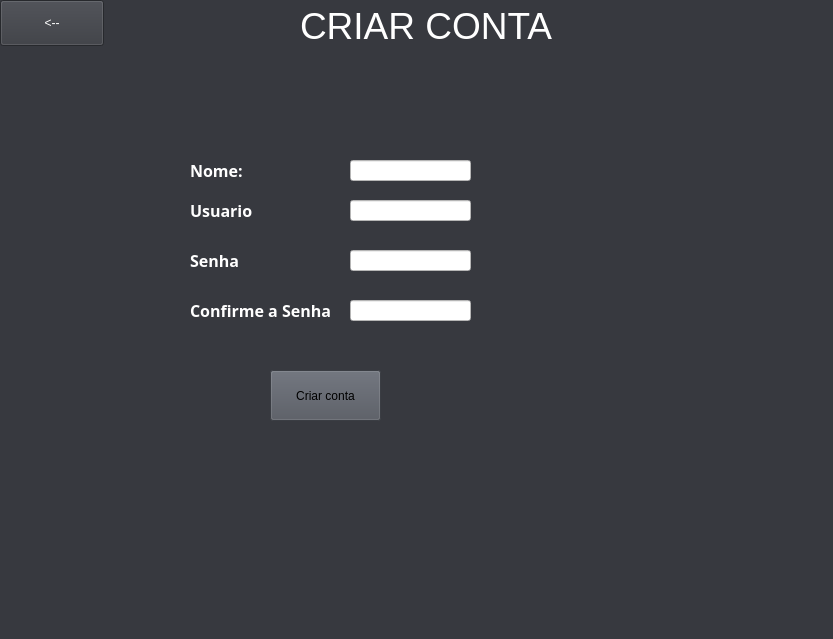
First picture: the form in SYSTEM CONTROL/Orçamento/usuario.ui, repository victorkok/OPE-Oficina-Mecanica, before the edit.
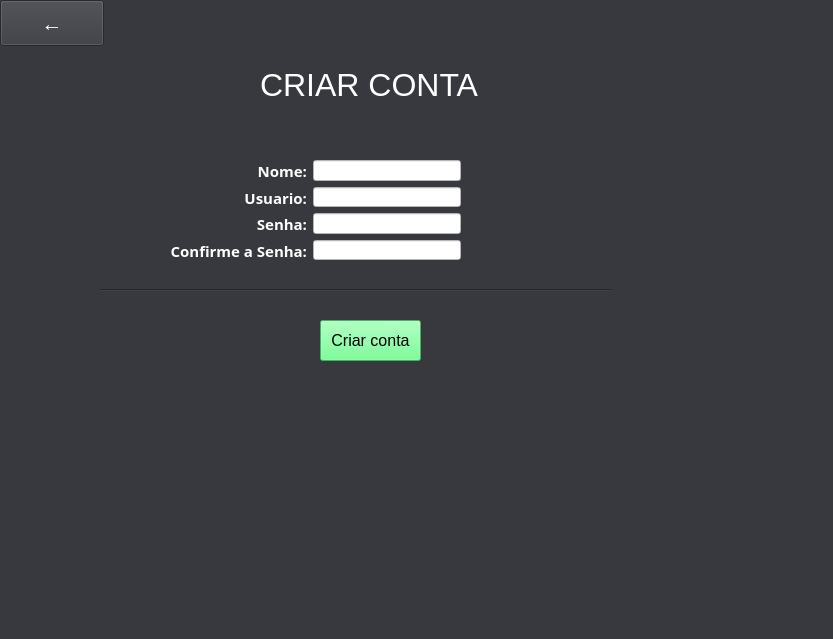
Second picture: the form after the edit.

```diff
--- a/SYSTEM CONTROL/Orçamento/usuario.ui
+++ b/SYSTEM CONTROL/Orçamento/usuario.ui
@@ -20,9 +20,9 @@
    <widget class="QLabel" name="label_3">
     <property name="geometry">
      <rect>
-      <x>300</x>
-      <y>0</y>
-      <width>341</width>
+      <x>260</x>
+      <y>60</y>
+      <width>231</width>
       <height>51</height>
      </rect>
     </property>
@@ -35,241 +35,25 @@
      <string notr="true">color: rgb(255, 255, 255);</string>
     </property>
     <property name="text">
-     <string>CRIAR CONTA</string>
-    </property>
-   </widget>
-   <widget class="QLineEdit" name="nome">
-    <property name="geometry">
-     <rect>
-      <x>350</x>
-      <y>160</y>
-      <width>121</width>
-      <height>21</height>
-     </rect>
-    </property>
-    <property name="styleSheet">
-     <string notr="true">background-color: rgb(255, 255, 255);</string>
-    </property>
-    <property name="maxLength">
-     <number>20</number>
-    </property>
-   </widget>
-   <widget class="QLabel" name="Produto_2">
-    <property name="enabled">
-     <bool>true</bool>
-    </property>
-    <property name="geometry">
-     <rect>
-      <x>190</x>
-      <y>200</y>
-      <width>141</width>
-      <height>21</height>
-     </rect>
-    </property>
-    <property name="font">
-     <font>
-      <family>Gotham</family>
-      <pointsize>12</pointsize>
-      <weight>75</weight>
-      <italic>false</italic>
-      <bold>true</bold>
-     </font>
-    </property>
-    <property name="statusTip">
-     <string/>
-    </property>
-    <property name="autoFillBackground">
-     <bool>false</bool>
-    </property>
-    <property name="styleSheet">
-     <string notr="true">color: rgb(255, 255, 255);</string>
-    </property>
-    <property name="text">
-     <string>Usuario</string>
-    </property>
-    <property name="textFormat">
-     <enum>Qt::AutoText</enum>
-    </property>
-   </widget>
-   <widget class="QLabel" name="Produto">
-    <property name="enabled">
-     <bool>true</bool>
-    </property>
-    <property name="geometry">
-     <rect>
-      <x>190</x>
-      <y>160</y>
-      <width>81</width>
-      <height>21</height>
-     </rect>
-    </property>
-    <property name="font">
-     <font>
-      <family>Gotham</family>
-      <pointsize>12</pointsize>
-      <weight>75</weight>
-      <italic>false</italic>
-      <bold>true</bold>
-     </font>
-    </property>
-    <property name="statusTip">
-     <string/>
-    </property>
-    <property name="autoFillBackground">
-     <bool>false</bool>
-    </property>
-    <property name="styleSheet">
-     <string notr="true">color: rgb(255, 255, 255);</string>
-    </property>
-    <property name="text">
-     <string>Nome:</string>
-    </property>
-    <property name="textFormat">
-     <enum>Qt::AutoText</enum>
-    </property>
-   </widget>
-   <widget class="QLineEdit" name="usuario">
-    <property name="geometry">
-     <rect>
-      <x>350</x>
-      <y>200</y>
-      <width>121</width>
-      <height>21</height>
-     </rect>
-    </property>
-    <property name="styleSheet">
-     <string notr="true">background-color: rgb(255, 255, 255);</string>
-    </property>
-    <property name="maxLength">
-     <number>30</number>
-    </property>
-    <property name="echoMode">
-     <enum>QLineEdit::Normal</enum>
-    </property>
-   </widget>
-   <widget class="QLabel" name="Produto_3">
-    <property name="enabled">
-     <bool>true</bool>
-    </property>
-    <property name="geometry">
-     <rect>
-      <x>190</x>
-      <y>250</y>
-      <width>151</width>
-      <height>21</height>
-     </rect>
-    </property>
-    <property name="font">
-     <font>
-      <family>Gotham</family>
-      <pointsize>12</pointsize>
-      <weight>75</weight>
-      <italic>false</italic>
-      <bold>true</bold>
-     </font>
-    </property>
-    <property name="statusTip">
-     <string/>
-    </property>
-    <property name="autoFillBackground">
-     <bool>false</bool>
-    </property>
-    <property name="styleSheet">
-     <string notr="true">color: rgb(255, 255, 255);</string>
-    </property>
-    <property name="text">
-     <string>Senha</string>
-    </property>
-    <property name="textFormat">
-     <enum>Qt::AutoText</enum>
-    </property>
-   </widget>
-   <widget class="QLineEdit" name="senha">
-    <property name="geometry">
-     <rect>
-      <x>350</x>
-      <y>250</y>
-      <width>121</width>
-      <height>21</height>
-     </rect>
-    </property>
-    <property name="styleSheet">
-     <string notr="true">background-color: rgb(255, 255, 255);</string>
-    </property>
-    <property name="maxLength">
-     <number>30</number>
-    </property>
-    <property name="echoMode">
-     <enum>QLineEdit::Password</enum>
-    </property>
-   </widget>
-   <widget class="QLabel" name="Produto_4">
-    <property name="enabled">
-     <bool>true</bool>
-    </property>
-    <property name="geometry">
-     <rect>
-      <x>190</x>
-      <y>300</y>
-      <width>151</width>
-      <height>21</height>
-     </rect>
-    </property>
-    <property name="font">
-     <font>
-      <family>Gotham</family>
-      <pointsize>12</pointsize>
-      <weight>75</weight>
-      <italic>false</italic>
-      <bold>true</bold>
-     </font>
-    </property>
-    <property name="statusTip">
-     <string/>
-    </property>
-    <property name="autoFillBackground">
-     <bool>false</bool>
-    </property>
-    <property name="styleSheet">
-     <string notr="true">color: rgb(255, 255, 255);</string>
-    </property>
-    <property name="text">
-     <string>Confirme a Senha</string>
-    </property>
-    <property name="textFormat">
-     <enum>Qt::AutoText</enum>
-    </property>
-   </widget>
-   <widget class="QLineEdit" name="senhac">
-    <property name="geometry">
-     <rect>
-      <x>350</x>
-      <y>300</y>
-      <width>121</width>
-      <height>21</height>
-     </rect>
-    </property>
-    <property name="styleSheet">
-     <string notr="true">background-color: rgb(255, 255, 255);</string>
-    </property>
-    <property name="maxLength">
-     <number>30</number>
-    </property>
-    <property name="echoMode">
-     <enum>QLineEdit::Password</enum>
+     <string>&lt;html&gt;&lt;head/&gt;&lt;body&gt;&lt;p&gt;&lt;span style=&quot; font-size:24pt; color:#ffffff;&quot;&gt;CRIAR CONTA&lt;/span&gt;&lt;/p&gt;&lt;/body&gt;&lt;/html&gt;</string>
     </property>
    </widget>
    <widget class="QPushButton" name="button">
     <property name="geometry">
      <rect>
-      <x>270</x>
-      <y>370</y>
-      <width>111</width>
-      <height>51</height>
+      <x>320</x>
+      <y>320</y>
+      <width>101</width>
+      <height>41</height>
      </rect>
     </property>
+    <property name="font">
+     <font>
+      <pointsize>12</pointsize>
+     </font>
+    </property>
     <property name="styleSheet">
-     <string notr="true">background-color: rgb(81, 85, 94);</string>
+     <string notr="true">background-color: rgb(85, 255, 127);</string>
     </property>
     <property name="text">
      <string>Criar conta</string>
@@ -278,8 +62,8 @@
    <widget class="QLabel" name="label">
     <property name="geometry">
      <rect>
-      <x>220</x>
-      <y>340</y>
+      <x>140</x>
+      <y>280</y>
       <width>251</width>
       <height>16</height>
      </rect>
@@ -308,16 +92,239 @@
     </property>
     <property name="font">
      <font>
-      <pointsize>9</pointsize>
+      <pointsize>16</pointsize>
      </font>
     </property>
     <property name="styleSheet">
-     <string notr="true">color: rgb(255, 255, 255);</string>
+     <string notr="true">color: rgb(255, 255, 255);
+color: rgb(255, 255, 255);</string>
     </property>
     <property name="text">
-     <string>&lt;--</string>
+     <string>←</string>
     </property>
    </widget>
+   <widget class="Line" name="line">
+    <property name="geometry">
+     <rect>
+      <x>100</x>
+      <y>280</y>
+      <width>511</width>
+      <height>20</height>
+     </rect>
+    </property>
+    <property name="orientation">
+     <enum>Qt::Horizontal</enum>
+    </property>
+   </widget>
+   <widget class="QWidget" name="layoutWidget">
+    <property name="geometry">
+     <rect>
+      <x>170</x>
+      <y>160</y>
+      <width>291</width>
+      <height>100</height>
+     </rect>
+    </property>
+    <layout class="QGridLayout" name="gridLayout">
+     <item row="0" column="0">
+      <widget class="QLabel" name="Produto">
+       <property name="enabled">
+        <bool>true</bool>
+       </property>
+       <property name="font">
+        <font>
+         <family>Gotham</family>
+         <pointsize>12</pointsize>
+         <weight>75</weight>
+         <italic>false</italic>
+         <bold>true</bold>
+        </font>
+       </property>
+       <property name="statusTip">
+        <string/>
+       </property>
+       <property name="autoFillBackground">
+        <bool>false</bool>
+       </property>
+       <property name="styleSheet">
+        <string notr="true">color: rgb(255, 255, 255);</string>
+       </property>
+       <property name="frameShape">
+        <enum>QFrame::NoFrame</enum>
+       </property>
+       <property name="frameShadow">
+        <enum>QFrame::Sunken</enum>
+       </property>
+       <property name="text">
+        <string>&lt;html&gt;&lt;head/&gt;&lt;body&gt;&lt;p align=&quot;right&quot;&gt;&lt;span style=&quot; font-size:11pt;&quot;&gt;Nome:&lt;/span&gt;&lt;/p&gt;&lt;/body&gt;&lt;/html&gt;</string>
+       </property>
+       <property name="textFormat">
+        <enum>Qt::AutoText</enum>
+       </property>
+      </widget>
+     </item>
+     <item row="0" column="1">
+      <widget class="QLineEdit" name="nome">
+       <property name="styleSheet">
+        <string notr="true">background-color: rgb(255, 255, 255);</string>
+       </property>
+       <property name="maxLength">
+        <number>20</number>
+       </property>
+      </widget>
+     </item>
+     <item row="1" column="0">
+      <widget class="QLabel" name="Produto_2">
+       <property name="enabled">
+        <bool>true</bool>
+       </property>
+       <property name="font">
+        <font>
+         <family>Gotham</family>
+         <pointsize>12</pointsize>
+         <weight>75</weight>
+         <italic>false</italic>
+         <bold>true</bold>
+        </font>
+       </property>
+       <property name="statusTip">
+        <string/>
+       </property>
+       <property name="autoFillBackground">
+        <bool>false</bool>
+       </property>
+       <property name="styleSheet">
+        <string notr="true">color: rgb(255, 255, 255);</string>
+       </property>
+       <property name="frameShape">
+        <enum>QFrame::NoFrame</enum>
+       </property>
+       <property name="frameShadow">
+        <enum>QFrame::Sunken</enum>
+       </property>
+       <property name="text">
+        <string>&lt;html&gt;&lt;head/&gt;&lt;body&gt;&lt;p align=&quot;right&quot;&gt;&lt;span style=&quot; font-size:11pt;&quot;&gt;Usuario:&lt;/span&gt;&lt;/p&gt;&lt;/body&gt;&lt;/html&gt;</string>
+       </property>
+       <property name="textFormat">
+        <enum>Qt::AutoText</enum>
+       </property>
+      </widget>
+     </item>
+     <item row="1" column="1">
+      <widget class="QLineEdit" name="usuario">
+       <property name="styleSheet">
+        <string notr="true">background-color: rgb(255, 255, 255);</string>
+       </property>
+       <property name="maxLength">
+        <number>30</number>
+       </property>
+       <property name="echoMode">
+        <enum>QLineEdit::Normal</enum>
+       </property>
+      </widget>
+     </item>
+     <item row="2" column="0">
+      <widget class="QLabel" name="Produto_3">
+       <property name="enabled">
+        <bool>true</bool>
+       </property>
+       <property name="font">
+        <font>
+         <family>Gotham</family>
+         <pointsize>12</pointsize>
+         <weight>75</weight>
+         <italic>false</italic>
+         <bold>true</bold>
+        </font>
+       </property>
+       <property name="statusTip">
+        <string/>
+       </property>
+       <property name="autoFillBackground">
+        <bool>false</bool>
+       </property>
+       <property name="styleSheet">
+        <string notr="true">color: rgb(255, 255, 255);</string>
+       </property>
+       <property name="frameShape">
+        <enum>QFrame::NoFrame</enum>
+       </property>
+       <property name="frameShadow">
+        <enum>QFrame::Plain</enum>
+       </property>
+       <property name="text">
+        <string>&lt;html&gt;&lt;head/&gt;&lt;body&gt;&lt;p align=&quot;right&quot;&gt;&lt;span style=&quot; font-size:11pt;&quot;&gt;Senha:&lt;/span&gt;&lt;/p&gt;&lt;/body&gt;&lt;/html&gt;</string>
+       </property>
+       <property name="textFormat">
+        <enum>Qt::AutoText</enum>
+       </property>
+      </widget>
+     </item>
+     <item row="2" column="1">
+      <widget class="QLineEdit" name="senha">
+       <property name="styleSheet">
+        <string notr="true">background-color: rgb(255, 255, 255);</string>
+       </property>
+       <property name="maxLength">
+        <number>30</number>
+       </property>
+       <property name="echoMode">
+        <enum>QLineEdit::Password</enum>
+       </property>
+      </widget>
+     </item>
+     <item row="3" column="0">
+      <widget class="QLabel" name="Produto_4">
+       <property name="enabled">
+        <bool>true</bool>
+       </property>
+       <property name="font">
+        <font>
+         <family>Gotham</family>
+         <pointsize>12</pointsize>
+         <weight>75</weight>
+         <italic>false</italic>
+         <bold>true</bold>
+        </font>
+       </property>
+       <property name="statusTip">
+        <string/>
+       </property>
+       <property name="autoFillBackground">
+        <bool>false</bool>
+       </property>
+       <property name="styleSheet">
+        <string notr="true">color: rgb(255, 255, 255);</string>
+       </property>
+       <property name="frameShape">
+        <enum>QFrame::NoFrame</enum>
+       </property>
+       <property name="frameShadow">
+        <enum>QFrame::Sunken</enum>
+       </property>
+       <property name="text">
+        <string>&lt;html&gt;&lt;head/&gt;&lt;body&gt;&lt;p align=&quot;right&quot;&gt;&lt;span style=&quot; font-size:11pt;&quot;&gt;Confirme a Senha:&lt;/span&gt;&lt;/p&gt;&lt;/body&gt;&lt;/html&gt;</string>
+       </property>
+       <property name="textFormat">
+        <enum>Qt::AutoText</enum>
+       </property>
+      </widget>
+     </item>
+     <item row="3" column="1">
+      <widget class="QLineEdit" name="senhac">
+       <property name="styleSheet">
+        <string notr="true">background-color: rgb(255, 255, 255);</string>
+       </property>
+       <property name="maxLength">
+        <number>30</number>
+       </property>
+       <property name="echoMode">
+        <enum>QLineEdit::Password</enum>
+       </property>
+      </widget>
+     </item>
+    </layout>
+   </widget>
   </widget>
   <widget class="QMenuBar" name="menubar">
    <property name="geometry">
```
Left out of the diff: 2 changed lines with no effect on the pictures.
